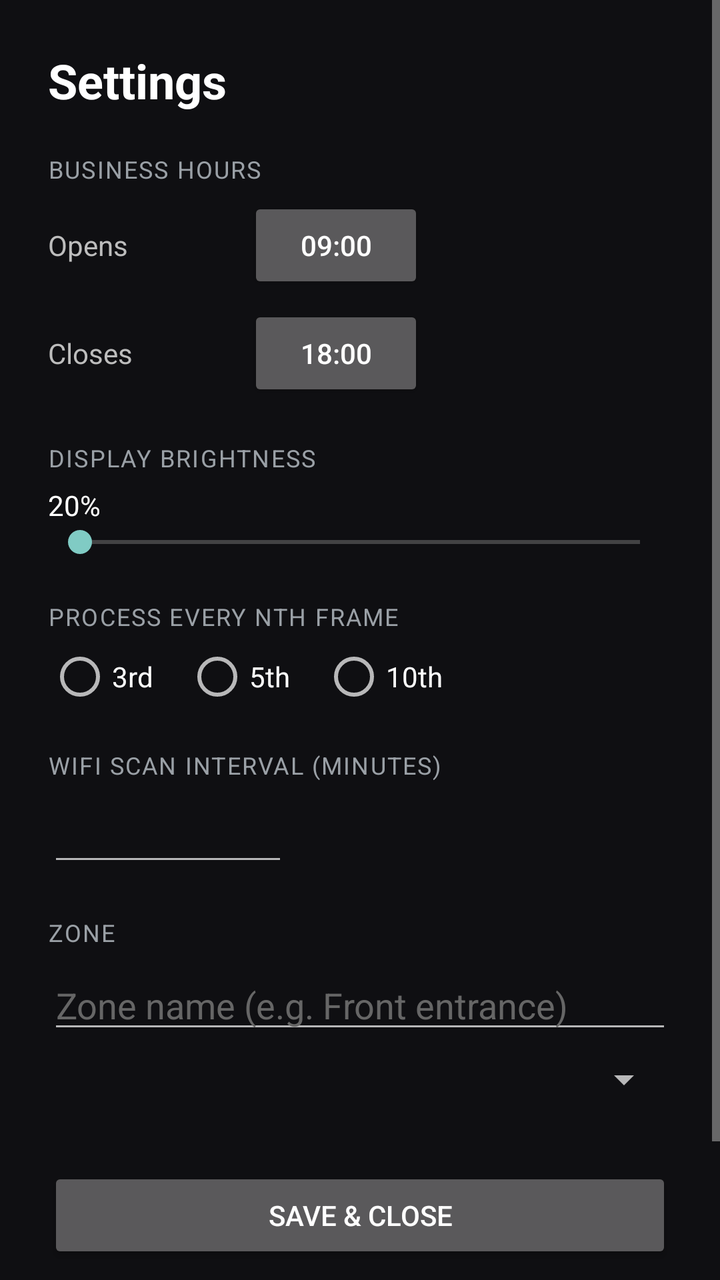
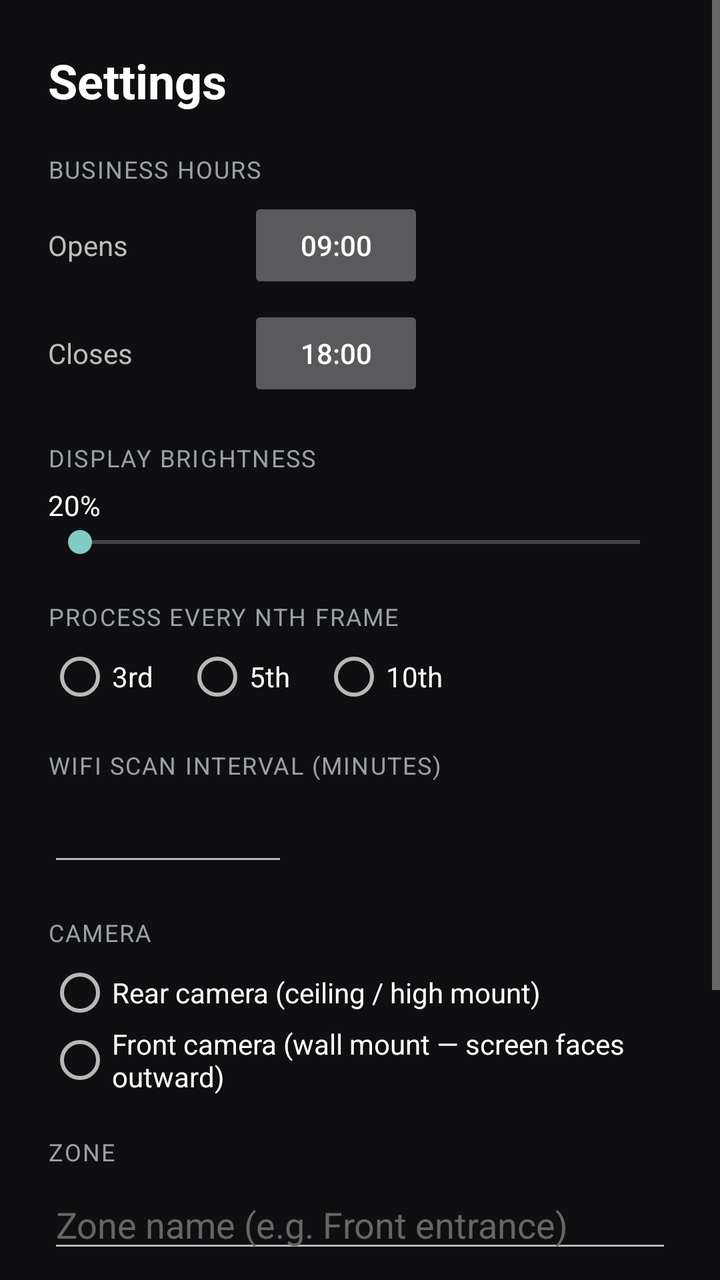

Compare the two renders of this Android layout. The source of the first and the diff that turns it into the second are given below.
<!-- AndroidManifest.xml: application theme Theme.DanderNode -->
<!-- res/layout/activity_settings.xml -->
<?xml version="1.0" encoding="utf-8"?>
<ScrollView xmlns:android="http://schemas.android.com/apk/res/android"
    android:layout_width="match_parent"
    android:layout_height="match_parent"
    android:fillViewport="true"
    android:background="#0F0F12">

    <LinearLayout
        android:layout_width="match_parent"
        android:layout_height="wrap_content"
        android:orientation="vertical"
        android:padding="24dp">

        <TextView
            android:layout_width="wrap_content"
            android:layout_height="wrap_content"
            android:text="Settings"
            android:textColor="#FFFFFF"
            android:textSize="24sp"
            android:textStyle="bold" />

        
        <TextView style="@style/SectionLabel" android:text="Business hours" />

        <LinearLayout
            android:layout_width="match_parent"
            android:layout_height="wrap_content"
            android:orientation="horizontal"
            android:gravity="center_vertical">
            <TextView android:layout_width="100dp" android:layout_height="wrap_content"
                android:text="Opens" android:textColor="#BDBDBD" />
            <Button android:id="@+id/btnOpen"
                android:layout_width="wrap_content" android:layout_height="wrap_content"
                android:text="09:00" />
        </LinearLayout>

        <LinearLayout
            android:layout_width="match_parent"
            android:layout_height="wrap_content"
            android:orientation="horizontal"
            android:gravity="center_vertical"
            android:layout_marginTop="6dp">
            <TextView android:layout_width="100dp" android:layout_height="wrap_content"
                android:text="Closes" android:textColor="#BDBDBD" />
            <Button android:id="@+id/btnClose"
                android:layout_width="wrap_content" android:layout_height="wrap_content"
                android:text="18:00" />
        </LinearLayout>

        
        <TextView style="@style/SectionLabel" android:text="Display brightness" />
        <TextView android:id="@+id/lblBrightness"
            android:layout_width="wrap_content" android:layout_height="wrap_content"
            android:textColor="#FFFFFF" android:text="20%" />
        <SeekBar android:id="@+id/seekBrightness"
            android:layout_width="match_parent" android:layout_height="wrap_content"
            android:max="100" />

        
        <TextView style="@style/SectionLabel" android:text="Process every Nth frame" />
        <RadioGroup android:id="@+id/groupFrames"
            android:layout_width="match_parent" android:layout_height="wrap_content"
            android:orientation="horizontal">
            <RadioButton android:id="@+id/frame3"  android:text="3rd"
                android:textColor="#FFFFFF"
                android:layout_width="wrap_content" android:layout_height="wrap_content" />
            <RadioButton android:id="@+id/frame5"  android:text="5th"
                android:textColor="#FFFFFF"
                android:layout_marginStart="16dp"
                android:layout_width="wrap_content" android:layout_height="wrap_content" />
            <RadioButton android:id="@+id/frame10" android:text="10th"
                android:textColor="#FFFFFF"
                android:layout_marginStart="16dp"
                android:layout_width="wrap_content" android:layout_height="wrap_content" />
        </RadioGroup>

        
        <TextView style="@style/SectionLabel" android:text="WiFi scan interval (minutes)" />
        <EditText android:id="@+id/editWifi"
            android:layout_width="120dp" android:layout_height="wrap_content"
            android:inputType="number"
            android:textColor="#FFFFFF" />

        
        <TextView style="@style/SectionLabel" android:text="Zone" />
        <EditText android:id="@+id/editZoneName"
            android:layout_width="match_parent" android:layout_height="wrap_content"
            android:hint="Zone name (e.g. Front entrance)"
            android:textColor="#FFFFFF"
            android:textColorHint="#666666" />
        <Spinner android:id="@+id/spinnerZoneType"
            android:layout_width="match_parent" android:layout_height="wrap_content"
            android:layout_marginTop="6dp" />

        
        <LinearLayout
            android:id="@+id/tillSection"
            android:layout_width="match_parent"
            android:layout_height="wrap_content"
            android:orientation="vertical"
            android:visibility="gone">

            <TextView style="@style/SectionLabel" android:text="Till counting mode" />
            <RadioGroup android:id="@+id/groupTillMode"
                android:layout_width="match_parent" android:layout_height="wrap_content"
                android:orientation="vertical">
                <RadioButton android:id="@+id/tillOverhead" android:text="Overhead — phone above, horizontal line"
                    android:textColor="#FFFFFF"
                    android:layout_width="wrap_content" android:layout_height="wrap_content" />
                <RadioButton android:id="@+id/tillWalkpast" android:text="Walk past — row of tills, vertical line"
                    android:textColor="#FFFFFF"
                    android:layout_width="wrap_content" android:layout_height="wrap_content" />
                <RadioButton android:id="@+id/tillApproach" android:text="Approach — customer walks toward camera"
                    android:textColor="#FFFFFF"
                    android:layout_width="wrap_content" android:layout_height="wrap_content" />
            </RadioGroup>

            <TextView style="@style/SectionLabel"
                android:text="Alert when queue reaches X people" />
            <EditText android:id="@+id/editQueueThreshold"
                android:layout_width="120dp" android:layout_height="wrap_content"
                android:inputType="number"
                android:textColor="#FFFFFF" />
        </LinearLayout>

        
        <Button android:id="@+id/btnSave"
            android:layout_width="match_parent"
            android:layout_height="wrap_content"
            android:layout_marginTop="32dp"
            android:text="Save &amp; close" />

        
        <Button android:id="@+id/btnRepair"
            android:layout_width="match_parent"
            android:layout_height="wrap_content"
            android:layout_marginTop="14dp"
            android:text="Re-pair business"
            android:textColor="#FF5252"
            android:background="?android:attr/selectableItemBackground" />

    </LinearLayout>
</ScrollView>
<!-- resources referenced by this layout -->
<resources>
  <style name="SectionLabel">
          <item name="android:layout_width">match_parent</item>
          <item name="android:layout_height">wrap_content</item>
          <item name="android:textColor">#9AA0A6</item>
          <item name="android:textSize">12sp</item>
          <item name="android:textAllCaps">true</item>
          <item name="android:letterSpacing">0.06</item>
          <item name="android:layout_marginTop">20dp</item>
          <item name="android:layout_marginBottom">6dp</item>
      </style>
  <style name="Theme.DanderNode" parent="Theme.AppCompat.NoActionBar">
          <item name="android:windowFullscreen">true</item>
          <item name="android:statusBarColor">#000000</item>
      </style>
</resources>

<!-- the commit's change to res/layout/activity_settings.xml (unified diff, before → after) -->
@@ -82,6 +82,21 @@
             android:textColor="#FFFFFF" />
 
         
+        <TextView style="@style/SectionLabel" android:text="Camera" />
+        <RadioGroup android:id="@+id/groupCamera"
+            android:layout_width="match_parent" android:layout_height="wrap_content"
+            android:orientation="vertical">
+            <RadioButton android:id="@+id/camBack"
+                android:text="Rear camera (ceiling / high mount)"
+                android:textColor="#FFFFFF"
+                android:layout_width="wrap_content" android:layout_height="wrap_content" />
+            <RadioButton android:id="@+id/camFront"
+                android:text="Front camera (wall mount — screen faces outward)"
+                android:textColor="#FFFFFF"
+                android:layout_width="wrap_content" android:layout_height="wrap_content" />
+        </RadioGroup>
+
+        
         <TextView style="@style/SectionLabel" android:text="Zone" />
         <EditText android:id="@+id/editZoneName"
             android:layout_width="match_parent" android:layout_height="wrap_content"
